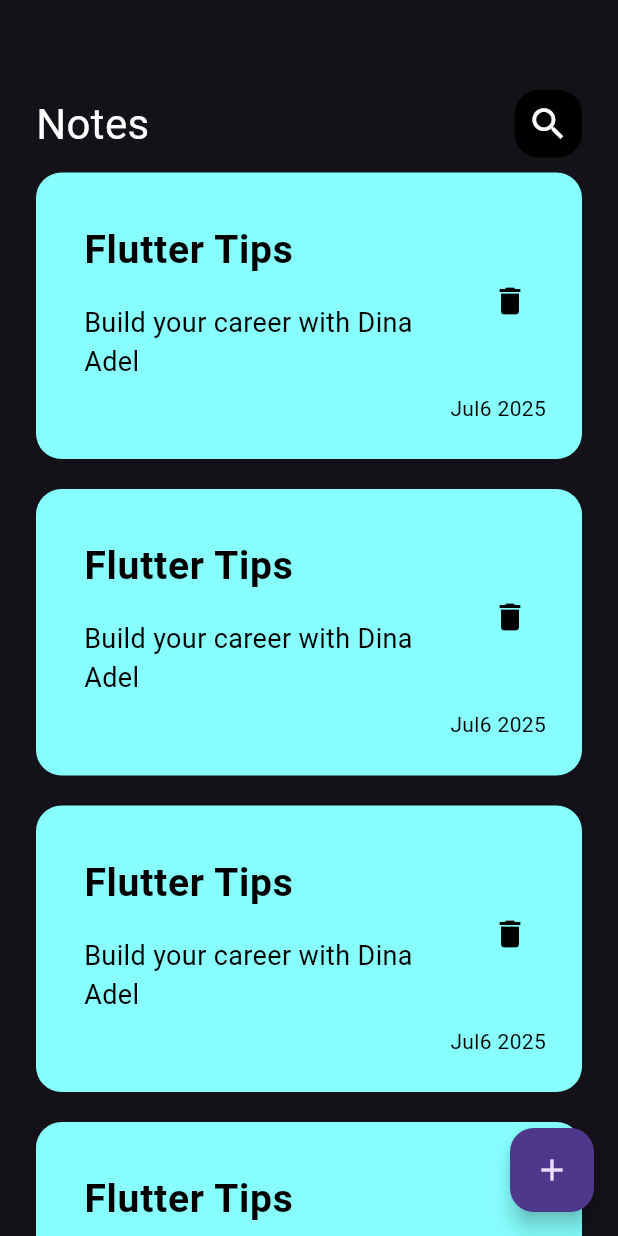
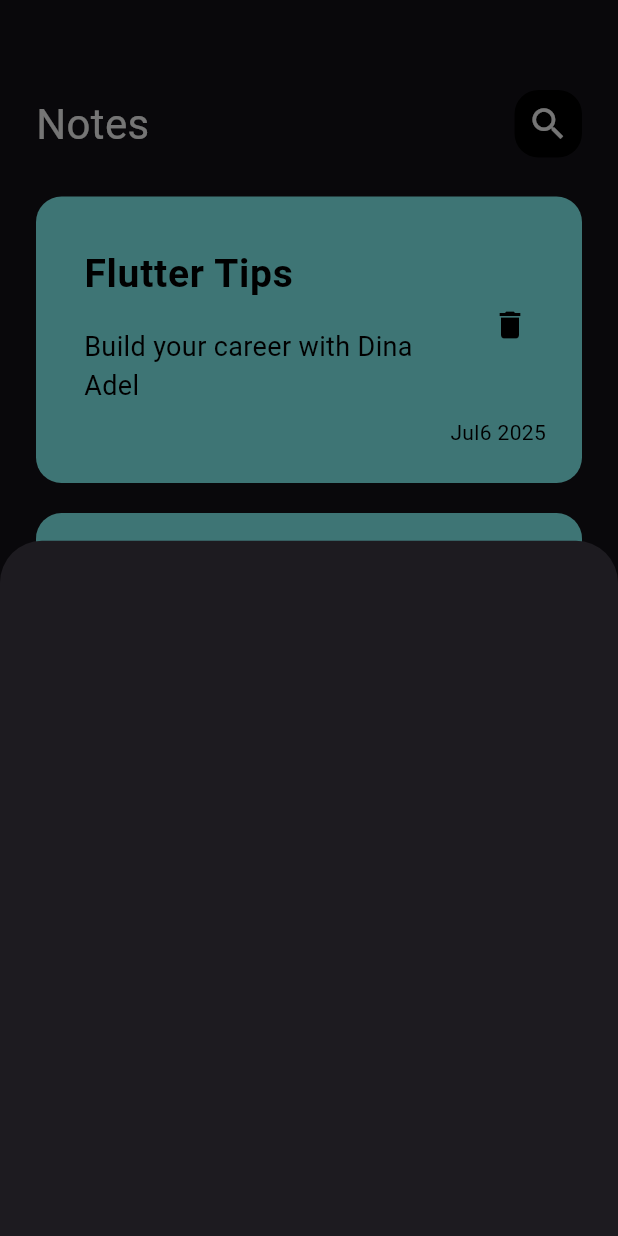
Before and after one commit to dinaadel11/Note_App, a Flutter app: the screen it shows after launch, after a tap on the "add" icon, on a phone screen of 412 x 824 dp. Run offline on Flutter 3.47's test engine with Material 3 defaults, Android fonts, the phone set to English and light mode, and no system bars; our stand-ins replace device_preview.

Commit message:
add note bottom sheet

```diff
--- a/lib/views/notes_view.dart
+++ b/lib/views/notes_view.dart
@@ -1,4 +1,5 @@
 import 'package:flutter/material.dart';
+
 import 'package:newsapp/views/widgets/notes_view_body.dart';
 
 class NotesView extends StatelessWidget {
@@ -8,10 +9,17 @@ class NotesView extends StatelessWidget {
   Widget build(BuildContext context) {
     return Scaffold(
       floatingActionButton: FloatingActionButton(
-        onPressed: () {},
+        onPressed: () {
+          showModalBottomSheet(
+              context: context,
+              builder: (context) {
+                return Container();
+              });
+        },
         child: const Icon(
           Icons.add,
         ),
+        backgroundColor: Colors.black,
       ),
       body: const NotesViewBody(),
     );
--- a/lib/views/widgets/notes_list_view.dart
+++ b/lib/views/widgets/notes_list_view.dart
@@ -6,11 +6,16 @@ class NotesListView extends StatelessWidget {
 
   @override
   Widget build(BuildContext context) {
-    return ListView.builder(itemBuilder: (context, index) {
-      return const Padding(
-        padding: EdgeInsets.symmetric(vertical: 10),
-        child: NoteItem(),
-      );
-    });
+    return Padding(
+      padding: const EdgeInsets.symmetric(vertical: 16),
+      child: ListView.builder(
+          padding: EdgeInsets.zero,
+          itemBuilder: (context, index) {
+            return const Padding(
+              padding: EdgeInsets.symmetric(vertical: 10),
+              child: NoteItem(),
+            );
+          }),
+    );
   }
 }
--- a/lib/views/widgets/notes_view_body.dart
+++ b/lib/views/widgets/notes_view_body.dart
@@ -1,6 +1,6 @@
 import 'package:flutter/material.dart';
 import 'package:newsapp/views/widgets/custom_app_bar.dart';
-import 'package:newsapp/views/widgets/note_item.dart';
+
 import 'package:newsapp/views/widgets/notes_list_view.dart';
 
 class NotesViewBody extends StatelessWidget {
```
Also changed, not shown: lib/views/widgets/add_note_bottom_sheet.dart (added, +10 -0 lines).
